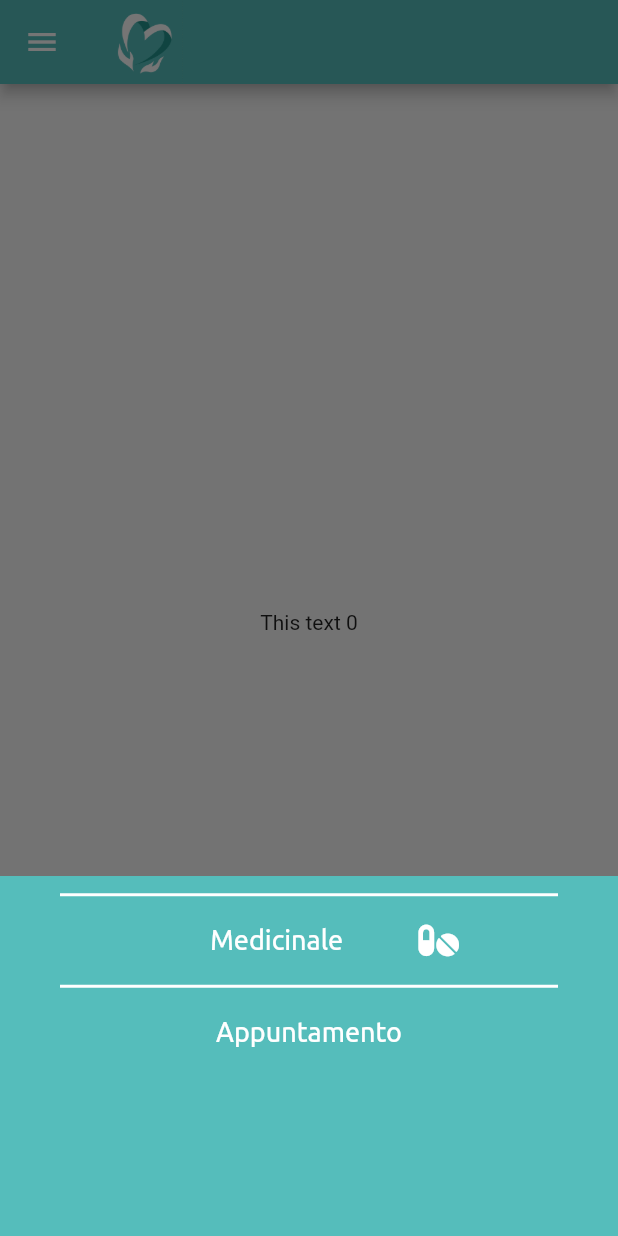
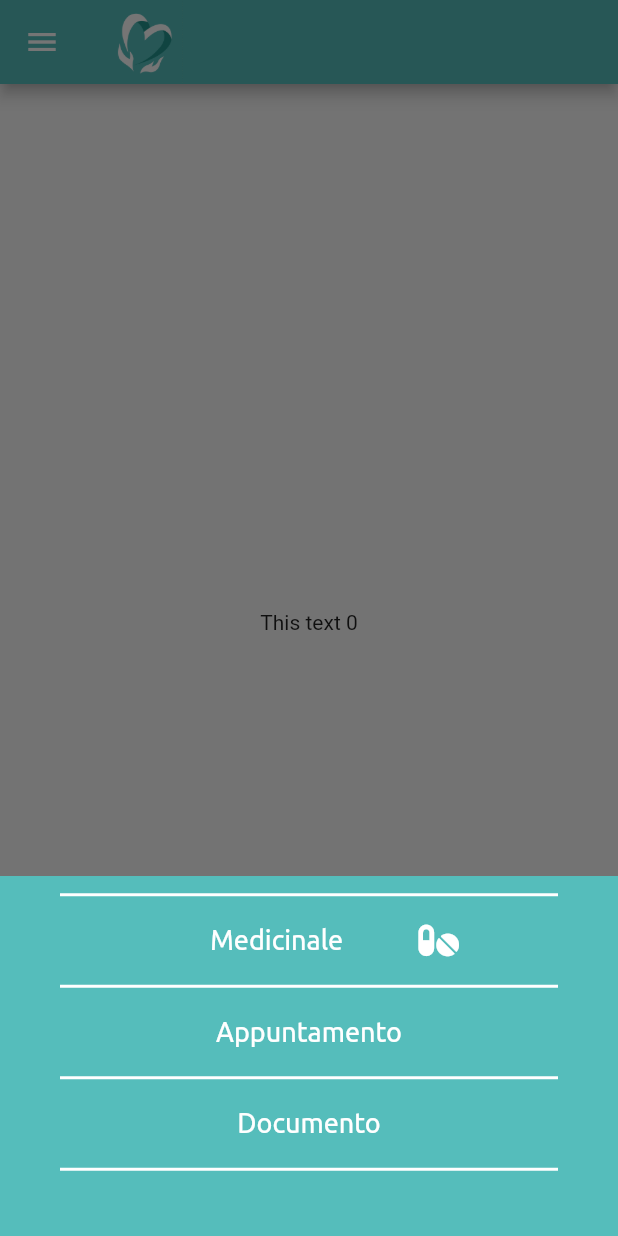
Before and after one commit to fabiomontello/my-care-app, a Flutter app: the MyHomePage screen opened by its route, item 3 of the bottom bar chosen, on a phone screen of 412 x 824 dp. Run offline on Flutter 3.47's test engine with Material 2 defaults, Android fonts, the phone set to English and light mode, and no system bars; our stand-ins replace font_awesome_flutter; project files that could hold a hidden picture were left out.

Commit message:
Update plus.dart

```diff
--- a/lib/ui/plus.dart
+++ b/lib/ui/plus.dart
@@ -43,14 +43,17 @@ class _PlusButton extends State<PlusButton> {
               thickness: 2,
             ),
             Container(
-              margin: EdgeInsets.symmetric(vertical: 0, horizontal:80),
+              margin: EdgeInsets.symmetric(vertical: 0, horizontal: 80),
               child: ListTile(
                 title: Text('Medicinale',
                     textAlign: TextAlign.center,
                     style: Theme.of(context).textTheme.headline6
                     //TextStyle (color: Colors.white, ),
                     ),
-                trailing: FaIcon(FontAwesomeIcons.pills, color: Colors.white,),
+                trailing: FaIcon(
+                  FontAwesomeIcons.pills,
+                  color: Colors.white,
+                ),
                 //textDirection: Icons.format_align_center),
               ),
             ),
@@ -60,6 +63,13 @@ class _PlusButton extends State<PlusButton> {
                   textAlign: TextAlign.center,
                   style: Theme.of(context).textTheme.headline6),
             ),
+            DrawerListSeparator(),
+            ListTile(
+              title: Text('Documento',
+                  textAlign: TextAlign.center,
+                  style: Theme.of(context).textTheme.headline6),
+            ),
+            DrawerListSeparator(),
           ],
         ),
       ),
```
